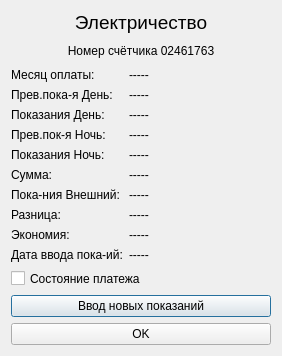
Before: the Qt Designer form Forms/electricity.ui in FenyukAndrew/QtCalculatePayment, drawn with Qt 5.
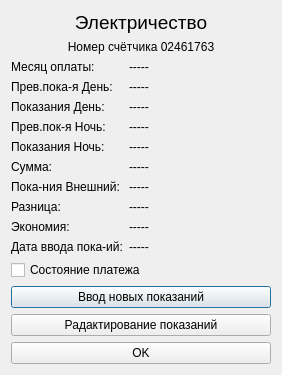
After: the same form once the commit is applied.

The edit to the form file:
```diff
--- a/Forms/electricity.ui
+++ b/Forms/electricity.ui
@@ -234,6 +234,19 @@
        </property>
       </widget>
      </item>
+     <item>
+      <widget class="QPushButton" name="pushButton_EditValue">
+       <property name="sizePolicy">
+        <sizepolicy hsizetype="Minimum" vsizetype="Minimum">
+         <horstretch>0</horstretch>
+         <verstretch>0</verstretch>
+        </sizepolicy>
+       </property>
+       <property name="text">
+        <string>Радактирование показаний</string>
+       </property>
+      </widget>
+     </item>
      <item>
       <widget class="QPushButton" name="pushButton_OK">
        <property name="sizePolicy">
```
